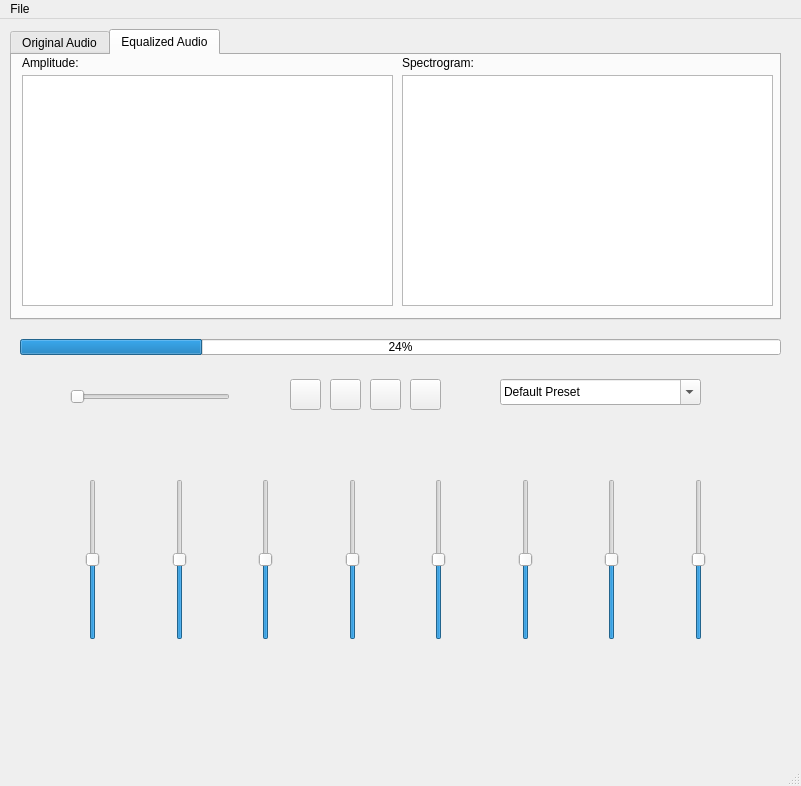
Above: ui_files/main-window-v3.ui from abeshahsan/Tune-it before the change. Below: the same form after it.
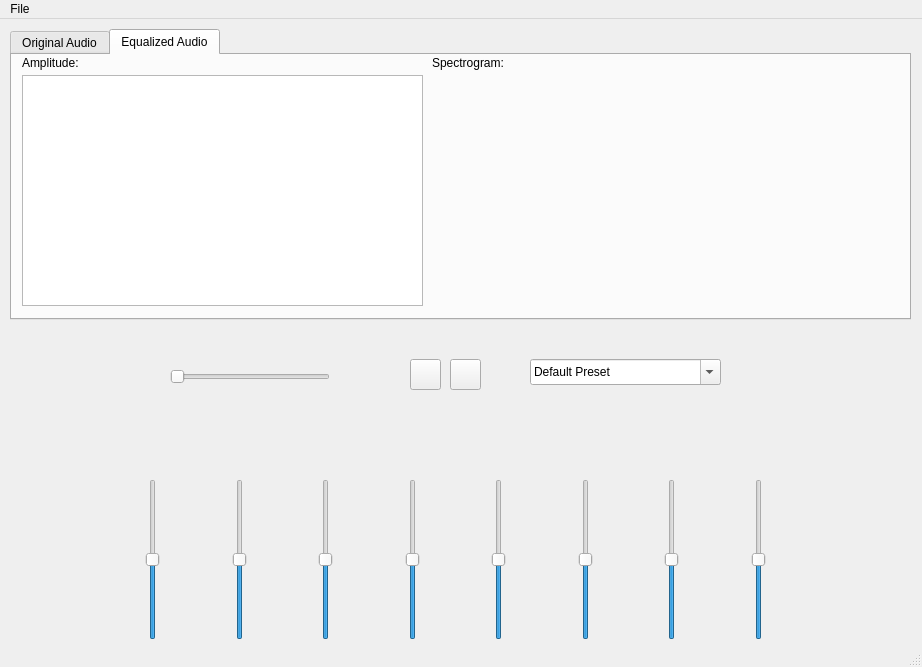
That is the form after the change. Icons and pictures are not drawn. Custom widgets are drawn as their Qt base class.

Commit message: colorbar+plotter

What changed in the file:
```diff
--- a/ui_files/main-window-v3.ui
+++ b/ui_files/main-window-v3.ui
@@ -6,8 +6,8 @@
    <rect>
     <x>0</x>
     <y>0</y>
-    <width>801</width>
-    <height>786</height>
+    <width>922</width>
+    <height>667</height>
    </rect>
   </property>
   <property name="windowTitle">
@@ -19,7 +19,7 @@
      <rect>
       <x>10</x>
       <y>10</y>
-      <width>771</width>
+      <width>901</width>
       <height>291</height>
      </rect>
     </property>
@@ -84,7 +84,7 @@
      <widget class="QLabel" name="eq_spect_label">
       <property name="geometry">
        <rect>
-        <x>390</x>
+        <x>420</x>
         <y>0</y>
         <width>71</width>
         <height>16</height>
@@ -107,22 +107,22 @@
        <string>Amplitude:</string>
       </property>
      </widget>
-     <widget class="QGraphicsView" name="eq_spectrogram">
+     <widget class="PlotWidget" name="eq_amplitude">
       <property name="geometry">
        <rect>
-        <x>390</x>
+        <x>10</x>
         <y>20</y>
-        <width>371</width>
+        <width>401</width>
         <height>231</height>
        </rect>
       </property>
      </widget>
-     <widget class="QGraphicsView" name="eq_amplitude">
+     <widget class="MplWidget" name="eq_spectrogram" native="true">
       <property name="geometry">
        <rect>
-        <x>10</x>
+        <x>420</x>
         <y>20</y>
-        <width>371</width>
+        <width>471</width>
         <height>231</height>
        </rect>
       </property>
@@ -132,8 +132,8 @@
    <widget class="QSlider" name="volume_slider">
     <property name="geometry">
      <rect>
-      <x>70</x>
-      <y>370</y>
+      <x>170</x>
+      <y>350</y>
       <width>160</width>
       <height>16</height>
      </rect>
@@ -154,8 +154,8 @@
    <widget class="QLabel" name="elapse_time">
     <property name="geometry">
      <rect>
-      <x>40</x>
-      <y>360</y>
+      <x>140</x>
+      <y>340</y>
       <width>21</width>
       <height>31</height>
      </rect>
@@ -173,7 +173,7 @@
    <widget class="QWidget" name="band_widget" native="true">
     <property name="geometry">
      <rect>
-      <x>20</x>
+      <x>80</x>
       <y>460</y>
       <width>751</width>
       <height>161</height>
@@ -403,47 +403,11 @@
      </item>
     </layout>
    </widget>
-   <widget class="QProgressBar" name="progress_bar">
-    <property name="geometry">
-     <rect>
-      <x>20</x>
-      <y>320</y>
-      <width>761</width>
-      <height>16</height>
-     </rect>
-    </property>
-    <property name="value">
-     <number>24</number>
-    </property>
-   </widget>
-   <widget class="QPushButton" name="backward">
-    <property name="geometry">
-     <rect>
-      <x>290</x>
-      <y>360</y>
-      <width>31</width>
-      <height>31</height>
-     </rect>
-    </property>
-    <property name="text">
-     <string/>
-    </property>
-    <property name="icon">
-     <iconset>
-      <normaloff>assets/audio backward.svg</normaloff>assets/audio backward.svg</iconset>
-    </property>
-    <property name="iconSize">
-     <size>
-      <width>25</width>
-      <height>25</height>
-     </size>
-    </property>
-   </widget>
    <widget class="QPushButton" name="play_pause_btn">
     <property name="geometry">
      <rect>
-      <x>330</x>
-      <y>360</y>
+      <x>410</x>
+      <y>340</y>
       <width>31</width>
       <height>31</height>
      </rect>
@@ -462,34 +426,11 @@
      </size>
     </property>
    </widget>
-   <widget class="QPushButton" name="forward">
-    <property name="geometry">
-     <rect>
-      <x>370</x>
-      <y>360</y>
-      <width>31</width>
-      <height>31</height>
-     </rect>
-    </property>
-    <property name="text">
-     <string/>
-    </property>
-    <property name="icon">
-     <iconset>
-      <normaloff>assets/audio fastforward.svg</normaloff>assets/audio fastforward.svg</iconset>
-    </property>
-    <property name="iconSize">
-     <size>
-      <width>25</width>
-      <height>25</height>
-     </size>
-    </property>
-   </widget>
    <widget class="QPushButton" name="stop_btn">
     <property name="geometry">
      <rect>
-      <x>410</x>
-      <y>360</y>
+      <x>450</x>
+      <y>340</y>
       <width>31</width>
       <height>31</height>
      </rect>
@@ -511,9 +452,9 @@
    <widget class="QComboBox" name="presets_combo">
     <property name="geometry">
      <rect>
-      <x>500</x>
-      <y>360</y>
-      <width>201</width>
+      <x>530</x>
+      <y>340</y>
+      <width>191</width>
       <height>26</height>
      </rect>
     </property>
@@ -573,8 +514,8 @@
     <rect>
      <x>0</x>
      <y>0</y>
-     <width>801</width>
-     <height>26</height>
+     <width>922</width>
+     <height>22</height>
     </rect>
    </property>
    <widget class="QMenu" name="menuFile">
@@ -613,6 +554,19 @@
    </property>
   </action>
  </widget>
+ <customwidgets>
+  <customwidget>
+   <class>PlotWidget</class>
+   <extends>QGraphicsView</extends>
+   <header>pyqtgraph</header>
+  </customwidget>
+  <customwidget>
+   <class>MplWidget</class>
+   <extends>QWidget</extends>
+   <header location="global">mplwidget.h</header>
+   <container>1</container>
+  </customwidget>
+ </customwidgets>
  <resources/>
  <connections/>
 </ui>
```
Left out of the diff: 12 changed lines with no effect on the pictures. The commit also changes 2 other files.
